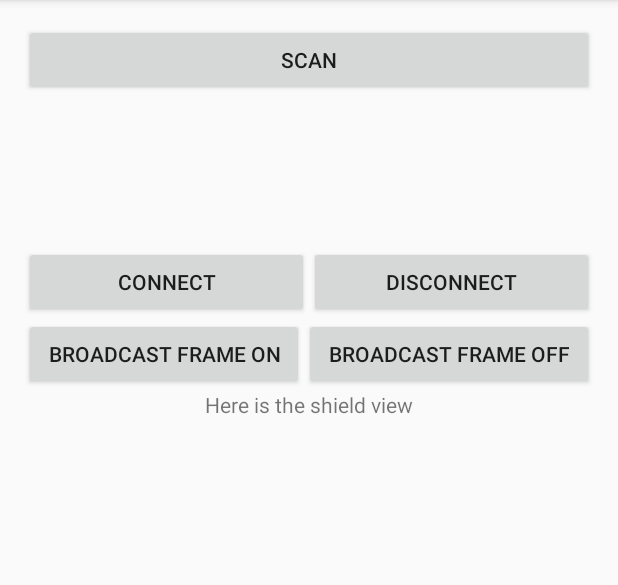
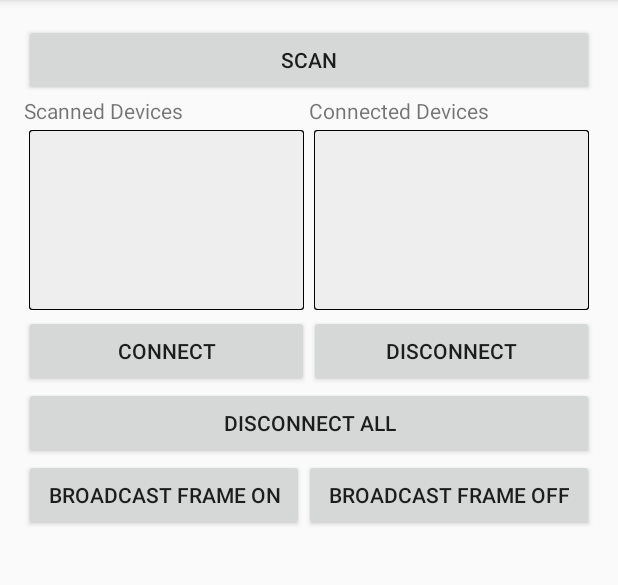
Before and after one commit to Integreight/1Sheeld-Android-SDK, an Android app: the screen it shows after launch (MainActivity), on a phone screen of 412 x 824 dp, the part 84-669 px from its top. Run offline under Robolectric (Android 15) with nearby library versions, the phone set to English and light mode, and no system bars.

Commit message:
added sheeld view and some minor changes

```diff
--- a/myapplication/src/main/AndroidManifest.xml
+++ b/myapplication/src/main/AndroidManifest.xml
@@ -8,6 +8,7 @@
         android:theme="@style/AppTheme" >
         <activity
             android:name=".MainActivity"
+            android:screenOrientation="portrait"
             android:label="@string/app_name" >
             <intent-filter>
                 <action android:name="android.intent.action.MAIN" />
--- a/myapplication/src/main/java/com/integreight/onesheeld/myapplication/MainActivity.java
+++ b/myapplication/src/main/java/com/integreight/onesheeld/myapplication/MainActivity.java
@@ -1,8 +1,9 @@
 package com.integreight.onesheeld.myapplication;
 
+import android.app.ProgressDialog;
+import android.os.Bundle;
 import android.os.Handler;
 import android.support.v7.app.ActionBarActivity;
-import android.os.Bundle;
 import android.util.Log;
 import android.view.Menu;
 import android.view.MenuItem;
@@ -10,11 +11,13 @@ import android.view.View;
 import android.widget.AdapterView;
 import android.widget.ArrayAdapter;
 import android.widget.Button;
+import android.widget.LinearLayout;
 import android.widget.ListView;
+import android.widget.Spinner;
 import android.widget.TextView;
+import android.widget.Toast;
 
 import com.integreight.onesheeld.sdk.OneSheeldConnectionCallback;
-import com.integreight.onesheeld.sdk.OneSheeldDataCallback;
 import com.integreight.onesheeld.sdk.OneSheeldDevice;
 import com.integreight.onesheeld.sdk.OneSheeldError;
 import com.integreight.onesheeld.sdk.OneSheeldErrorCallback;
@@ -27,15 +30,19 @@ import java.util.List;
 
 
 public class MainActivity extends ActionBarActivity {
-    Button scan,connect,disconnect;
     TextView sheeld_name;
     ListView connectedListView, scannedListView;
-    private ArrayList<String> connectedDevices, scannedDevices;
-    private ArrayList<OneSheeldDevice> oneSheeldScannedDevices,oneSheeldConnnectedDevices;
-    private ArrayAdapter<String> connectedDevicesArrayAdapter, scannedDevicesArrayAdapter;
+    Spinner pins;
+    ProgressDialog scanningProgressDialog, connectionProgressDialog;
+    LinearLayout sheeldContainer;
+
+    private ArrayList<String> connectedDevices, scannedDevices, pinNumbers;
+    private ArrayList<OneSheeldDevice> oneSheeldScannedDevices, oneSheeldConnnectedDevices;
+    private ArrayAdapter<String> connectedDevicesArrayAdapter, scannedDevicesArrayAdapter, pinsArrayAdapter;
     private OneSheeldDevice selectedConnectedDevice = null, selectedScanedDevice = null;
     static Handler handler;
-    public static final int MSG_CONNECT=1,MSG_DISCONNECT=2;
+    public static final int MSG_CONNECT = 1, MSG_DISCONNECT = 2, MSG_TOAST = 0;
+    private boolean digitalWriteState = false;
 
     public void onClickScan(View v) {
         OneSheeldSdk.getManager().setScanningTimeOut(20);
@@ -44,56 +51,92 @@ public class MainActivity extends ActionBarActivity {
         scannedDevicesArrayAdapter.notifyDataSetChanged();
         oneSheeldScannedDevices.clear();
         OneSheeldSdk.getManager().scan();
+//        scanningProgressDialog = ProgressDialog.show(this,"Scanning..","Please wait");
+        scanningProgressDialog.show();
     }
 
-    public void onClickConnect(View v){
-        if (selectedScanedDevice != null){
+    public void onClickConnect(View v) {
+        if (selectedScanedDevice != null) {
             OneSheeldSdk.getManager().cancelScanning();
             selectedScanedDevice.connect();
+//            scanningProgressDialog = ProgressDialog.show(this,"Connecting..","Please wait while connecting to "+selectedScanedDevice.getName());
+            connectionProgressDialog.setMessage("Please wait while connecting to " + selectedScanedDevice.getName());
+            connectionProgressDialog.show();
         }
     }
 
-    public void onClickDisconnect(View v){
-        if (selectedConnectedDevice != null){
+    public void onClickDisconnect(View v) {
+        if (selectedConnectedDevice != null) {
             selectedConnectedDevice.disconnect();
             selectedConnectedDevice = null;
-            sheeld_name.setText("Select Connected Device");
+//            sheeld_name.setText("Select Connected Device");
+            sheeldContainer.setVisibility(View.INVISIBLE);
         }
     }
 
-    public void onClickBroadcastOn(View v){
-        ShieldFrame sf=new ShieldFrame((byte)0x03,(byte)0x01);
+    public void onClickDigitalWrite(View v) {
+        if (selectedConnectedDevice != null && pins != null) {
+            digitalWriteState = !digitalWriteState;
+            selectedConnectedDevice.digitalWrite(pins.getSelectedItemPosition(), digitalWriteState);
+            ((Button) v).setText("Digital Write (" + String.valueOf(digitalWriteState) + ")");
+        }
+    }
+
+    public void onClickDigitalRead(View v) {
+        if (selectedConnectedDevice != null && pins != null)
+            ((Button) v).setText("DigitalRead (" + selectedConnectedDevice.digitalRead(pins.getSelectedItemPosition()) + ")");
+    }
+
+    public void onClickBroadcastOn(View v) {
+        ShieldFrame sf = new ShieldFrame((byte) 0x03, (byte) 0x01);
         sf.addArgument(true);
         OneSheeldSdk.getManager().broadcastShieldFrame(sf);
     }
 
-    public void onClickDisconnectAll(View v){
+    public void onClickDisconnectAll(View v) {
         OneSheeldSdk.getManager().disconnectAll();
-   }
+        sheeldContainer.setVisibility(View.INVISIBLE);
+    }
 
-    public void onClickBroadcastOff(View v){
-        ShieldFrame sf=new ShieldFrame((byte)0x03,(byte)0x01);
+    public void onClickBroadcastOff(View v) {
+        ShieldFrame sf = new ShieldFrame((byte) 0x03, (byte) 0x01);
         sf.addArgument(false);
         OneSheeldSdk.getManager().broadcastShieldFrame(sf);
     }
+
     @Override
     protected void onCreate(Bundle savedInstanceState) {
         super.onCreate(savedInstanceState);
         setContentView(R.layout.activity_main);
+        sheeldContainer = (LinearLayout) findViewById(R.id.sheeld_container);
+        sheeldContainer.setVisibility(View.INVISIBLE);
         connectedListView = (ListView) findViewById(R.id.connected_list);
         scannedListView = (ListView) findViewById(R.id.scanned_list);
-        scan = (Button) findViewById(R.id.scan);
-        connect = (Button) findViewById(R.id.connect_sheeld);
-        disconnect = (Button) findViewById(R.id.disconnect_sheeld);
+        pins = (Spinner) findViewById(R.id.pin_number);
         sheeld_name = (TextView) findViewById(R.id.selected_sheeld_name);
-        connectedDevices =new ArrayList<>();
-        scannedDevices =new ArrayList<>();
-        oneSheeldScannedDevices =new ArrayList<>();
-        oneSheeldConnnectedDevices =new ArrayList<>();
-        connectedDevicesArrayAdapter=new ArrayAdapter<String>(this,android.R.layout.simple_list_item_1,connectedDevices);
-        scannedDevicesArrayAdapter =new ArrayAdapter<String>(this,android.R.layout.simple_list_item_1, scannedDevices);
+        connectedDevices = new ArrayList<>();
+        scannedDevices = new ArrayList<>();
+        pinNumbers = new ArrayList<>();
+        for (int pinNum = 0; pinNum <= 13; pinNum++)
+            pinNumbers.add(String.valueOf(pinNum));
+        oneSheeldScannedDevices = new ArrayList<>();
+        oneSheeldConnnectedDevices = new ArrayList<>();
+        connectedDevicesArrayAdapter = new ArrayAdapter<String>(this, android.R.layout.simple_list_item_1, connectedDevices);
+        scannedDevicesArrayAdapter = new ArrayAdapter<String>(this, android.R.layout.simple_list_item_1, scannedDevices);
+        pinsArrayAdapter = new ArrayAdapter<String>(this, android.R.layout.simple_spinner_dropdown_item, pinNumbers);
         connectedListView.setAdapter(connectedDevicesArrayAdapter);
         scannedListView.setAdapter(scannedDevicesArrayAdapter);
+        pins.setAdapter(pinsArrayAdapter);
+        scanningProgressDialog = new ProgressDialog(this);
+        scanningProgressDialog.setMessage("Please wait..");
+        scanningProgressDialog.setTitle("Scanning");
+        scanningProgressDialog.setCancelable(false);
+        scanningProgressDialog.setCanceledOnTouchOutside(false);
+        connectionProgressDialog = new ProgressDialog(this);
+        connectionProgressDialog.setMessage("Please wait while connecting..");
+        connectionProgressDialog.setTitle("Connecting");
+        connectionProgressDialog.setCancelable(false);
+        connectionProgressDialog.setCanceledOnTouchOutside(false);
         scannedListView.setOnItemClickListener(new AdapterView.OnItemClickListener() {
             @Override
             public void onItemClick(AdapterView<?> parent, View view, int position, long id) {
@@ -105,16 +148,18 @@ public class MainActivity extends ActionBarActivity {
             public void onItemClick(AdapterView<?> parent, View view, int position, long id) {
                 selectedConnectedDevice = oneSheeldConnnectedDevices.get(position);
                 sheeld_name.setText(oneSheeldConnnectedDevices.get(position).getName());
+                sheeldContainer.setVisibility(View.VISIBLE);
             }
         });
         OneSheeldSdk.setDebugging(true);
         handler = new Handler() {
             String name;
+
             public void handleMessage(android.os.Message msg) {
-                switch (msg.what){
+                switch (msg.what) {
                     case MSG_CONNECT:
                         name = new String((String) msg.obj);
-                        if(scannedDevices.indexOf(name) >=0) {
+                        if (scannedDevices.indexOf(name) >= 0) {
                             scannedDevices.remove(name);
                             connectedDevices.add(name);
                             connectedDevicesArrayAdapter.notifyDataSetChanged();
@@ -123,17 +168,19 @@ public class MainActivity extends ActionBarActivity {
                         break;
                     case MSG_DISCONNECT:
                         name = new String((String) msg.obj);
-                        if (connectedDevices.indexOf(name) >= 0){
+                        if (connectedDevices.indexOf(name) >= 0) {
                             connectedDevices.remove(name);
                             connectedDevicesArrayAdapter.notifyDataSetChanged();
                         }
                         break;
+                    case MSG_TOAST:
+                        Toast.makeText(MainActivity.this, String.valueOf((String) msg.obj), Toast.LENGTH_LONG).show();
                 }
             }
         };
         OneSheeldSdk.init(this);
-        OneSheeldSdk.getManager().setRetryCount(4);
-        OneSheeldSdk.getManager().setAutomaticConnectingRetries(true);
+        OneSheeldSdk.getManager().setRetryCount(0);
+        OneSheeldSdk.getManager().setAutomaticConnectingRetries(false);
 
         OneSheeldSdk.getManager().addCallbacks(new OneSheeldScanningCallback() {
             @Override
@@ -154,6 +201,7 @@ public class MainActivity extends ActionBarActivity {
             public void onScanFinish(List<OneSheeldDevice> foundDevices) {
                 //Toast.makeText(getApplicationContext(),"Scan Finished",Toast.LENGTH_SHORT).show();
                 Log.d("MainActivity", "Finished Scanning: " + foundDevices.size() + " device(s) found");
+                scanningProgressDialog.dismiss();
 //                for (OneSheeldDevice device : foundDevices) {
 //                    OneSheeldSdk.getManager().connect(device);
 ////                    OneSheeldSdk.getKnownShields().co;
@@ -168,6 +216,7 @@ public class MainActivity extends ActionBarActivity {
                 oneSheeldScannedDevices.remove(device);
                 oneSheeldConnnectedDevices.add(device);
                 handler.obtainMessage(MSG_CONNECT, device.getName()).sendToTarget();
+                connectionProgressDialog.dismiss();
             }
 
             @Override
@@ -175,6 +224,10 @@ public class MainActivity extends ActionBarActivity {
                 Log.d("MainActivity", "Disconnected From: " + device.getName());
                 handler.obtainMessage(MSG_DISCONNECT, device.getName()).sendToTarget();
                 oneSheeldConnnectedDevices.remove(device);
+                if (scannedDevices.indexOf(device.getName()) < 0 && oneSheeldScannedDevices.indexOf(device) < 0) {
+                    oneSheeldScannedDevices.add(device);
+                    scannedDevices.add(device.getName());
+                }
             }
 
             @Override
@@ -186,6 +239,9 @@ public class MainActivity extends ActionBarActivity {
             @Override
             public void onError(OneSheeldDevice device, OneSheeldError error) {
                 Log.d("MainActivity", "Error: " + error.toString() + (device != null ? " in " + device.getName() : ""));
+                handler.obtainMessage(MSG_TOAST, "Error: " + error.toString() + (device != null ? " in " + device.getName() : "")).sendToTarget();
+                if (error == OneSheeldError.BLUETOOTH_CONNECTION_FAILED && connectionProgressDialog != null)
+                    connectionProgressDialog.dismiss();
             }
         });
 
@@ -219,6 +275,7 @@ public class MainActivity extends ActionBarActivity {
 
         //noinspection SimplifiableIfStatement
         if (id == R.id.action_settings) {
+            finish();
             return true;
         }
 
--- /dev/null
+++ b/myapplication/src/main/res/drawable/border.xml
@@ -0,0 +1,36 @@
+<?xml version="1.0" encoding="utf-8"?>
+<layer-list xmlns:android="http://schemas.android.com/apk/res/android">
+
+    <item>
+        <shape android:shape="rectangle">
+            <solid android:color="#000000" />
+
+            <corners android:radius="2dp" />
+        </shape>
+    </item>
+    <item
+        android:bottom="1dp"
+        android:left="1dp"
+        android:right="1dp"
+        android:top="1dp">
+        <shape android:shape="rectangle">
+            <solid android:color="#EEEEEE" />
+
+            <corners android:radius="2dp" />
+        </shape>
+    </item>
+
+</layer-list>
+
+
+    <!--
+    <shape xmlns:android="http://schemas.android.com/apk/res/android"
+        android:shape="rectangle">
+        <solid android:color="#EEEEEE" />
+        <corners android:radius="3dip" />
+        <stroke
+            android:color="#000000"
+            android:width="2px" />
+
+    </shape>
+        -->
--- a/myapplication/src/main/res/layout/activity_main.xml
+++ b/myapplication/src/main/res/layout/activity_main.xml
@@ -1,101 +1,166 @@
 <LinearLayout xmlns:android="http://schemas.android.com/apk/res/android"
-    xmlns:tools="http://schemas.android.com/tools" android:layout_width="match_parent"
+    xmlns:tools="http://schemas.android.com/tools"
+    android:layout_width="match_parent"
     android:layout_height="match_parent"
     android:orientation="vertical"
+    android:paddingBottom="@dimen/activity_vertical_margin"
     android:paddingLeft="@dimen/activity_horizontal_margin"
     android:paddingRight="@dimen/activity_horizontal_margin"
     android:paddingTop="@dimen/activity_vertical_margin"
-    android:paddingBottom="@dimen/activity_vertical_margin" tools:context=".MainActivity">
+    tools:context=".MainActivity">
 
     <Button
         android:layout_width="fill_parent"
         android:layout_height="wrap_content"
-        android:text="Scan"
-        android:id="@+id/scan"
-        android:onClick="onClickScan" />
+        android:onClick="onClickScan"
+        android:text="Scan" />
 
     <LinearLayout
-        android:orientation="horizontal"
         android:layout_width="fill_parent"
         android:layout_height="wrap_content"
+        android:orientation="horizontal"
+        android:weightSum="2">
+
+        <TextView
+            android:layout_width="fill_parent"
+            android:layout_height="wrap_content"
+            android:layout_weight="1"
+            android:text="Scanned Devices" />
+
+        <TextView
+            android:layout_width="fill_parent"
+            android:layout_height="wrap_content"
+            android:layout_weight="1"
+            android:text="Connected Devices" />
+    </LinearLayout>
+
+    <LinearLayout
+        android:layout_width="fill_parent"
+        android:layout_height="wrap_content"
+        android:orientation="horizontal"
         android:weightSum="2">
 
         <ListView
             android:id="@+id/scanned_list"
             android:layout_width="fill_parent"
-            android:layout_height="150px"
+            android:layout_height="180px"
+            android:layout_margin="5px"
             android:layout_weight="1"
+            android:background="@drawable/border"
             android:choiceMode="singleChoice"
-            android:listSelector="#666666"
-            ></ListView>
+            android:fadeScrollbars="false"
+            android:listSelector="#4ab7ec"></ListView>
 
         <ListView
             android:id="@+id/connected_list"
             android:layout_width="fill_parent"
-            android:layout_height="150px"
+            android:layout_height="180px"
+            android:layout_margin="5px"
             android:layout_weight="1"
+            android:background="@drawable/border"
             android:choiceMode="singleChoice"
-            android:listSelector="#666666"
-            ></ListView>
+            android:fadeScrollbars="false"
+            android:listSelector="#4ab7ec"></ListView>
 
     </LinearLayout>
 
 
     <LinearLayout
-        android:orientation="horizontal"
         android:layout_width="fill_parent"
         android:layout_height="wrap_content"
+        android:orientation="horizontal"
         android:weightSum="2">
 
         <Button
+            android:id="@+id/connect_sheeld"
             android:layout_width="fill_parent"
             android:layout_height="wrap_content"
-            android:text="Connect"
+            android:layout_weight="1"
             android:onClick="onClickConnect"
-            android:id="@+id/connect_sheeld"
-            android:layout_weight="1"/>
+            android:text="Connect" />
 
         <Button
+            android:id="@+id/disconnect_sheeld"
             android:layout_width="fill_parent"
             android:layout_height="wrap_content"
-            android:text="Disconnect"
+            android:layout_weight="1"
             android:onClick="onClickDisconnect"
-            android:id="@+id/disconnect_sheeld"
-            android:layout_weight="1"/>
+            android:text="Disconnect" />
     </LinearLayout>
 
+    <Button
+        android:layout_width="fill_parent"
+        android:layout_height="wrap_content"
+        android:onClick="onClickDisconnectAll"
+        android:text="Disconnect All" />
 
     <LinearLayout
-        android:orientation="horizontal"
         android:layout_width="fill_parent"
         android:layout_height="wrap_content"
+        android:orientation="horizontal"
         android:weightSum="2">
-    <Button
-        android:layout_width="wrap_content"
-        android:layout_height="wrap_content"
-        android:text="Broadcast frame on"
-        android:onClick="onClickBroadcastOn"
-        android:layout_weight="1"
-        android:id="@+id/button2" />
-    <Button
-        android:layout_width="wrap_content"
-        android:layout_height="wrap_content"
-        android:text="Broadcast frame off"
-        android:onClick="onClickBroadcastOff"
-        android:layout_weight="1"
-        android:id="@+id/button3" />
+
+        <Button
+            android:id="@+id/button2"
+            android:layout_width="wrap_content"
+            android:layout_height="wrap_content"
+            android:layout_weight="1"
+            android:onClick="onClickBroadcastOn"
+            android:text="Broadcast frame on" />
+
+        <Button
+            android:id="@+id/button3"
+            android:layout_width="wrap_content"
+            android:layout_height="wrap_content"
+            android:layout_weight="1"
+            android:onClick="onClickBroadcastOff"
+            android:text="Broadcast frame off" />
     </LinearLayout>
 
     <LinearLayout
-        android:orientation="vertical"
         android:id="@+id/sheeld_container"
         android:layout_width="fill_parent"
-        android:layout_height="wrap_content">
+        android:layout_height="wrap_content"
+        android:orientation="vertical"
+        android:visibility="invisible">
+
         <TextView
             android:id="@+id/selected_sheeld_name"
             android:layout_width="wrap_content"
             android:layout_height="wrap_content"
             android:layout_gravity="center"
-            android:text="Here is the shield view"/>
+            android:text="Select Connected Device" />
+
+        <LinearLayout
+            android:layout_width="fill_parent"
+            android:layout_height="wrap_content"
+            android:orientation="horizontal">
+
+            <TextView
+                android:layout_width="wrap_content"
+                android:layout_height="wrap_content"
+                android:text="Select Pin: " />
+
+            <Spinner
+                android:id="@+id/pin_number"
+                android:layout_width="fill_parent"
+                android:layout_height="wrap_content"
+                android:background="@drawable/border" />
+        </LinearLayout>
+
+        <Button
+            android:id="@+id/digital_write"
+            android:layout_width="fill_parent"
+            android:layout_height="wrap_content"
+            android:onClick="onClickDigitalWrite"
+            android:text="Digital Write" />
+
+        <Button
+            android:id="@+id/digital_read"
+            android:layout_width="fill_parent"
+            android:layout_height="wrap_content"
+            android:onClick="onClickDigitalRead"
+            android:text="Digital Read" />
     </LinearLayout>
+
 </LinearLayout>
--- a/myapplication/src/main/res/values/styles.xml
+++ b/myapplication/src/main/res/values/styles.xml
@@ -4,5 +4,4 @@
     <style name="AppTheme" parent="Theme.AppCompat.Light.DarkActionBar">
         <!-- Customize your theme here. -->
     </style>
-
 </resources>
```
